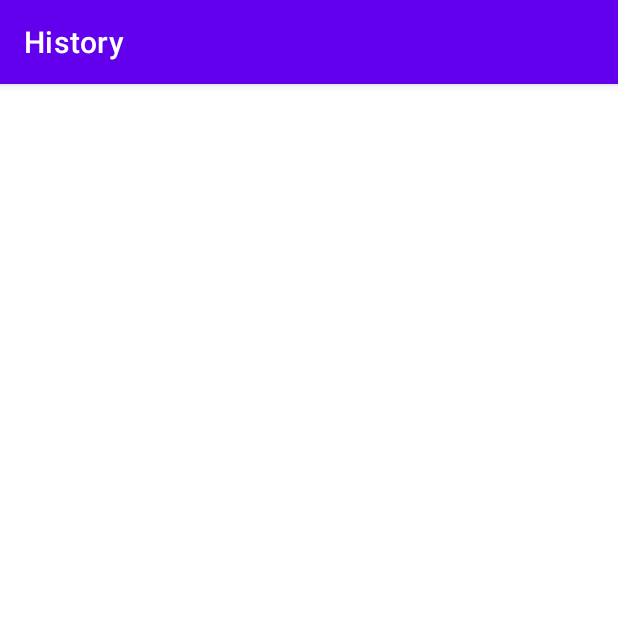
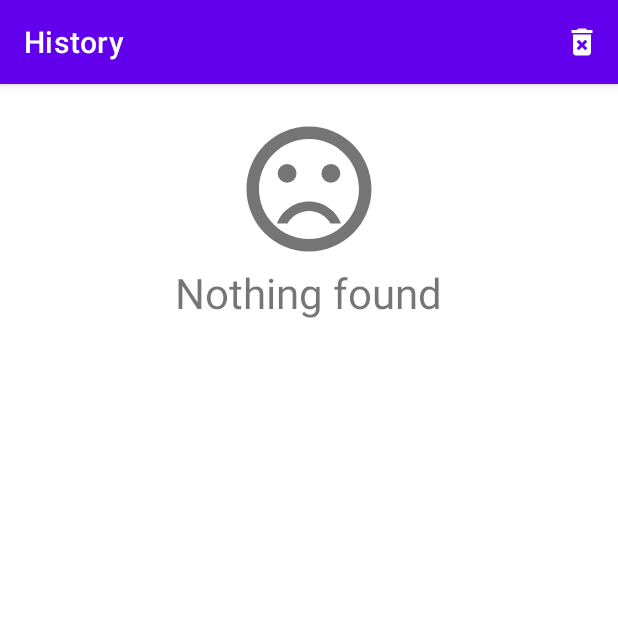
Before and after one commit to xoko14/app-vuelos-DAM2PMDM, an Android app: the HistoryActivity screen opened directly, with no data from a screen before it, on a phone screen of 412 x 824 dp, the top half of it. Run offline under Robolectric (Android 15) with nearby library versions, the phone set to English and light mode, and no system bars; our stand-ins replace Firebase (no records; nobody signed in at launch, a user with empty details on screens opened directly).

Commit message:
app feedback improvements

```diff
--- a/app/src/main/java/com/xoquin/vista_ej13/HistoryActivity.kt
+++ b/app/src/main/java/com/xoquin/vista_ej13/HistoryActivity.kt
@@ -3,9 +3,12 @@ package com.xoquin.vista_ej13
 import android.content.Intent
 import androidx.appcompat.app.AppCompatActivity
 import android.os.Bundle
+import android.view.Menu
+import android.view.MenuItem
 import android.view.View
 import android.widget.ListView
 import android.widget.ProgressBar
+import android.widget.Toast
 import com.google.firebase.firestore.ktx.firestore
 import com.google.firebase.ktx.Firebase
 import com.xoquin.vista_ej13.adapters.HistorialListAdapter
@@ -49,9 +52,42 @@ class HistoryActivity : AppCompatActivity() {
                     historial.add(BusquedaVuelo(trip,from,to,depart,returnT,num,stops))
                 }
 
+                if(historial.size <=0){
+                    findViewById<View>(R.id.nothingFoundHistory).visibility = View.VISIBLE
+                }
                 lAdapter = HistorialListAdapter(this, historial)
                 lView.adapter = lAdapter
             }
             .addOnCompleteListener { prg.visibility = View.GONE }
+            .addOnFailureListener {
+                Toast.makeText(applicationContext, R.string.err_db, Toast.LENGTH_SHORT)
+                    .show()
+            }
+    }
+
+    override fun onCreateOptionsMenu(menu: Menu?): Boolean {
+        menuInflater.inflate(R.menu.history_menu, menu)
+        return true
+    }
+
+    override fun onOptionsItemSelected(item: MenuItem): Boolean {
+        return when(item.itemId){
+            R.id.deleteHistory -> {
+                db.collection("users").document(UserSingleton.username).collection("historial")
+                    .get()
+                    .addOnSuccessListener {
+                        for(document in it){
+                            document.reference.delete()
+                        }
+                        recreate()
+                    }
+                    .addOnFailureListener{
+                        Toast.makeText(applicationContext, R.string.err_db, Toast.LENGTH_SHORT)
+                            .show()
+                    }
+                true
+            }
+            else -> super.onOptionsItemSelected(item)
+        }
     }
 }
--- a/app/src/main/java/com/xoquin/vista_ej13/ReservasActivity.kt
+++ b/app/src/main/java/com/xoquin/vista_ej13/ReservasActivity.kt
@@ -51,6 +51,10 @@ class ReservasActivity : AppCompatActivity() {
                         document.getLong("precio") as Long,
                         document.getBoolean("primera_clase") as Boolean)
                     )
+                }
+
+                if(reservas.size <=0){
+                    findViewById<View>(R.id.nothingFoundReservas).visibility = View.VISIBLE
                 }
 
                 lAdapter = ReservasListAdapter(this, reservas)
--- /dev/null
+++ b/app/src/main/res/drawable/ic_baseline_delete_forever_24.xml
@@ -0,0 +1,5 @@
+<vector android:height="24dp" android:tint="#FFFFFF"
+    android:viewportHeight="24" android:viewportWidth="24"
+    android:width="24dp" xmlns:android="http://schemas.android.com/apk/res/android">
+    <path android:fillColor="@android:color/white" android:pathData="M6,19c0,1.1 0.9,2 2,2h8c1.1,0 2,-0.9 2,-2L18,7L6,7v12zM8.46,11.88l1.41,-1.41L12,12.59l2.12,-2.12 1.41,1.41L13.41,14l2.12,2.12 -1.41,1.41L12,15.41l-2.12,2.12 -1.41,-1.41L10.59,14l-2.13,-2.12zM15.5,4l-1,-1h-5l-1,1L5,4v2h14L19,4z"/>
+</vector>
--- /dev/null
+++ b/app/src/main/res/drawable/ic_baseline_sentiment_very_dissatisfied_24.xml
@@ -0,0 +1,7 @@
+<vector android:height="24dp" android:tint="#FFFFFF"
+    android:viewportHeight="24" android:viewportWidth="24"
+    android:width="24dp" xmlns:android="http://schemas.android.com/apk/res/android">
+    <path android:fillColor="@android:color/white" android:pathData="M15.5,9.5m-1.5,0a1.5,1.5 0,1 1,3 0a1.5,1.5 0,1 1,-3 0"/>
+    <path android:fillColor="@android:color/white" android:pathData="M8.5,9.5m-1.5,0a1.5,1.5 0,1 1,3 0a1.5,1.5 0,1 1,-3 0"/>
+    <path android:fillColor="@android:color/white" android:pathData="M11.99,2C6.47,2 2,6.48 2,12s4.47,10 9.99,10C17.52,22 22,17.52 22,12S17.52,2 11.99,2zM12,20c-4.42,0 -8,-3.58 -8,-8s3.58,-8 8,-8 8,3.58 8,8 -3.58,8 -8,8zM12,14c-2.33,0 -4.32,1.45 -5.12,3.5h1.67c0.69,-1.19 1.97,-2 3.45,-2s2.75,0.81 3.45,2h1.67c-0.8,-2.05 -2.79,-3.5 -5.12,-3.5z"/>
+</vector>
--- a/app/src/main/res/layout/activity_history.xml
+++ b/app/src/main/res/layout/activity_history.xml
@@ -7,6 +7,10 @@
     tools:context=".HistoryActivity"
     android:orientation="vertical">
 
+    <include
+        layout="@layout/nothing_found_layout"
+        android:id="@+id/nothingFoundHistory"
+        android:visibility="gone"/>
     <ProgressBar
         android:layout_gravity="center"
         android:id="@+id/progressCircleHistory"
--- a/app/src/main/res/layout/activity_reservas.xml
+++ b/app/src/main/res/layout/activity_reservas.xml
@@ -6,6 +6,10 @@
     android:layout_height="match_parent"
     tools:context=".ReservasActivity"
     android:orientation="vertical">
+    <include
+        layout="@layout/nothing_found_layout"
+        android:id="@+id/nothingFoundReservas"
+        android:visibility="gone"/>
     <ProgressBar
         android:layout_gravity="center"
         android:id="@+id/progressCircleReservas"
--- a/app/src/main/res/layout/activity_search_results.xml
+++ b/app/src/main/res/layout/activity_search_results.xml
@@ -6,6 +6,10 @@
     android:layout_height="match_parent"
     tools:context=".SearchResultsActivity"
     android:orientation="vertical">
+    <include
+        layout="@layout/nothing_found_layout"
+        android:id="@+id/nothingFoundResults"
+        android:visibility="gone"/>
     <ProgressBar
         android:layout_gravity="center"
         android:id="@+id/progressCircleSearch"
--- /dev/null
+++ b/app/src/main/res/layout/nothing_found_layout.xml
@@ -0,0 +1,19 @@
+<?xml version="1.0" encoding="utf-8"?>
+<LinearLayout xmlns:android="http://schemas.android.com/apk/res/android"
+    android:layout_width="match_parent"
+    android:layout_height="match_parent"
+    android:orientation="vertical"
+    android:paddingTop="20dp"
+    android:gravity="center_horizontal">
+    <ImageView
+        android:layout_width="100dp"
+        android:layout_height="100dp"
+        android:src="@drawable/ic_baseline_sentiment_very_dissatisfied_24"
+        style="@style/image_text"/>
+    <TextView
+        android:layout_width="wrap_content"
+        android:layout_height="wrap_content"
+        android:text="@string/nothing_found"
+        android:textSize="28sp"/>
+
+</LinearLayout>
--- /dev/null
+++ b/app/src/main/res/menu/history_menu.xml
@@ -0,0 +1,9 @@
+<?xml version="1.0" encoding="utf-8"?>
+<menu xmlns:android="http://schemas.android.com/apk/res/android"
+    xmlns:app="http://schemas.android.com/apk/res-auto">
+    <item
+        android:id="@+id/deleteHistory"
+        android:title="@string/delete_history"
+        android:icon="@drawable/ic_baseline_delete_forever_24"
+        app:showAsAction="always" />
+</menu>
--- a/app/src/main/res/values/strings.xml
+++ b/app/src/main/res/values/strings.xml
@@ -41,4 +41,8 @@
     <string name="cancel_flight">Cancel flight</string>
     <string name="already_first_class">This booking is already first class</string>
     <string name="search_results">Search results</string>
+    <string name="user_exists">There is an existing user with that username</string>
+    <string name="nothing_found">Nothing found</string>
+    <string name="delete_history">Delete history</string>
+    <string name="booking_success">Flight booked</string>
 </resources>
```
Also changed, not shown: app/src/main/java/com/xoquin/vista_ej13/ActivitySignin.kt (+9 -6 lines), app/src/main/java/com/xoquin/vista_ej13/SearchResultsActivity.kt (+9 -1 lines), 2 other files.
